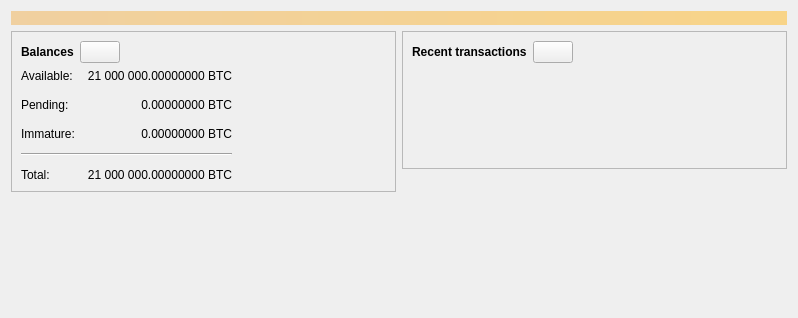
This is src/qt/forms/overviewpage.ui in Xnuva-Blockchain-Project/Xnuva as Qt 5 draws it before an edit. The edited form follows.
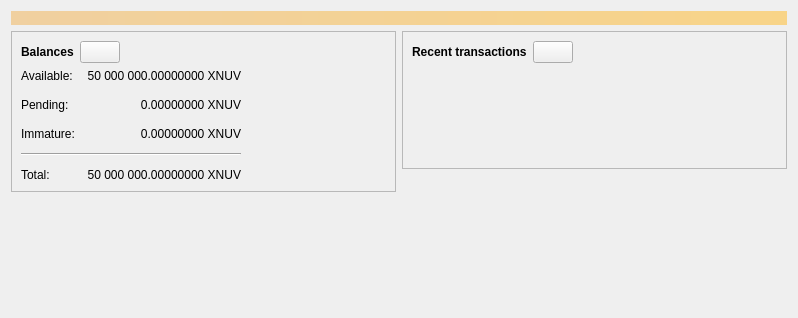
This is the edited form. Icons and pictures are not drawn. Custom widgets are drawn as their Qt base class.

The edit to the form file:
```diff
--- a/src/qt/forms/overviewpage.ui
+++ b/src/qt/forms/overviewpage.ui
@@ -120,7 +120,7 @@
                <string>Total of transactions that have yet to be confirmed, and do not yet count toward the spendable balance</string>
               </property>
               <property name="text">
-               <string notr="true">0.00000000 BTC</string>
+               <string notr="true">0.00000000 XNUV</string>
               </property>
               <property name="alignment">
                <set>Qt::AlignRight|Qt::AlignTrailing|Qt::AlignVCenter</set>
@@ -153,7 +153,7 @@
                <string>Mined balance that has not yet matured</string>
               </property>
               <property name="text">
-               <string notr="true">0.00000000 BTC</string>
+               <string notr="true">0.00000000 XNUV</string>
               </property>
               <property name="alignment">
                <set>Qt::AlignRight|Qt::AlignTrailing|Qt::AlignVCenter</set>
@@ -192,7 +192,7 @@
                <string>Your current total balance</string>
               </property>
               <property name="text">
-               <string notr="true">21 000 000.00000000 BTC</string>
+               <string notr="true">50 000 000.00000000 XNUV</string>
               </property>
               <property name="alignment">
                <set>Qt::AlignRight|Qt::AlignTrailing|Qt::AlignVCenter</set>
@@ -218,7 +218,7 @@
                <string>Your current spendable balance</string>
               </property>
               <property name="text">
-               <string notr="true">21 000 000.00000000 BTC</string>
+               <string notr="true">50 000 000.00000000 XNUV</string>
               </property>
               <property name="alignment">
                <set>Qt::AlignRight|Qt::AlignTrailing|Qt::AlignVCenter</set>
```
